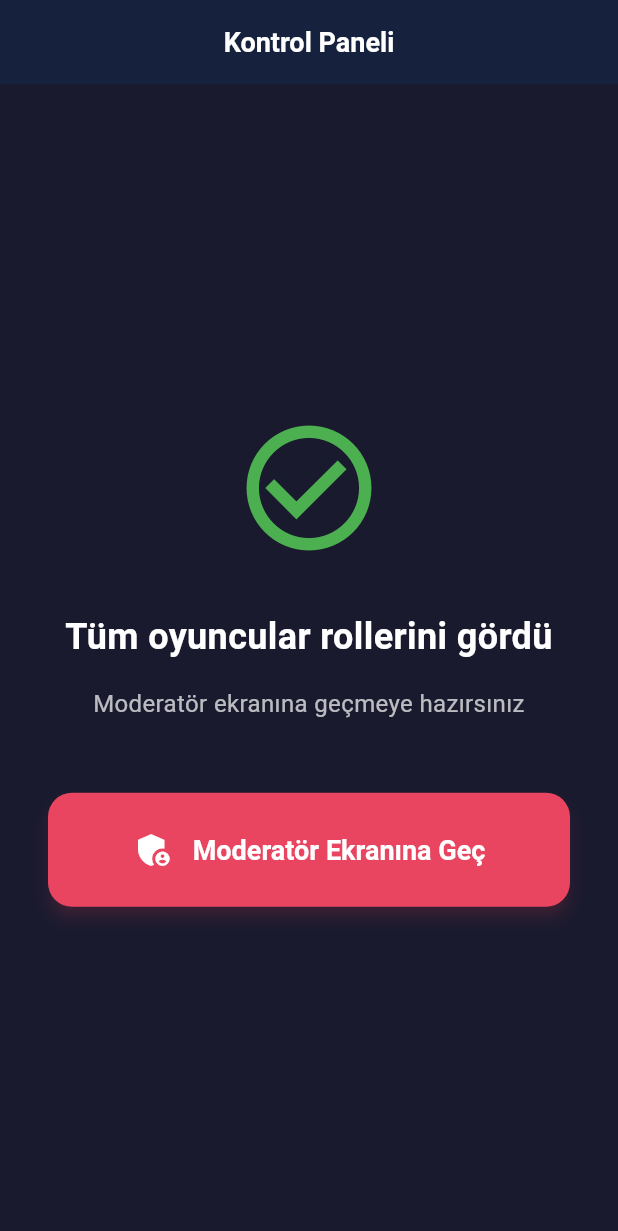
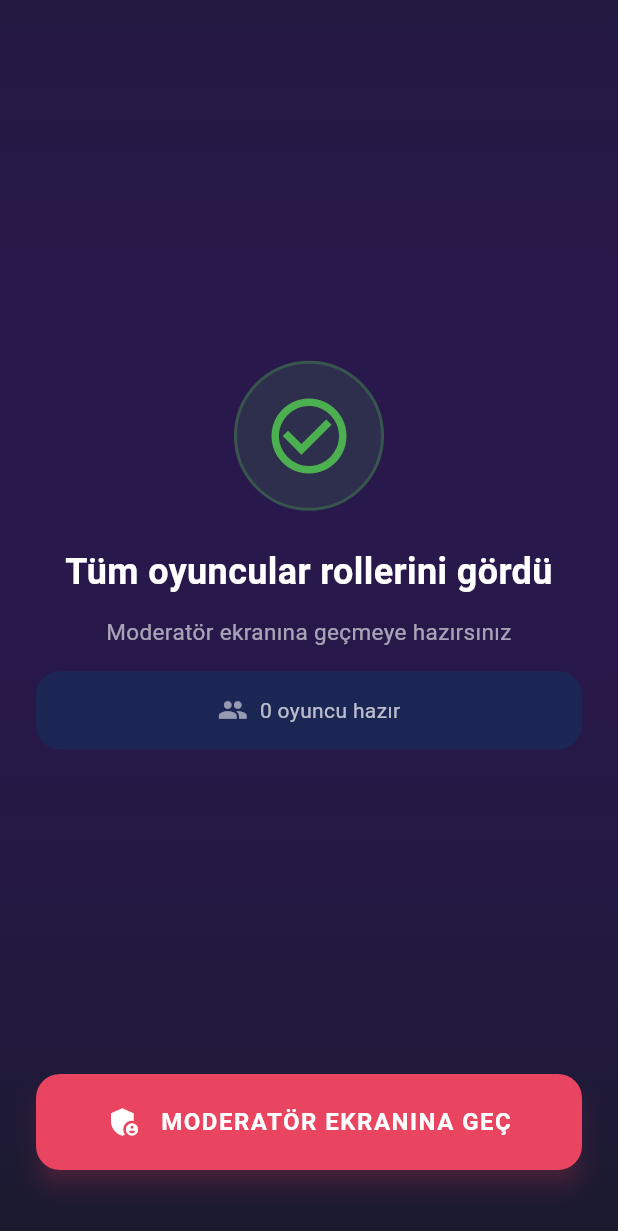
Before and after one commit to yalpyy/VampireandvillageApp, a Flutter app: the AdminControlScreen screen opened by its route, on a phone screen of 412 x 824 dp. Shown: the top 1231 px of the screen. Run offline on Flutter 3.47's test engine with Material 3 defaults, Android fonts, the phone set to English and light mode, and no system bars; our stand-ins replace audioplayers, google_mobile_ads, in_app_purchase, shared_preferences; accounts and stored records are empty.

Commit message:
auto-commit for c76e055f-e63e-4419-96a5-6ae72fc8e099

```diff
--- a/lib/screens/admin_control_screen.dart
+++ b/lib/screens/admin_control_screen.dart
@@ -1,8 +1,7 @@
 import 'package:flutter/material.dart';
 import 'package:provider/provider.dart';
 import '../providers/game_provider.dart';
-import '../models/game_state.dart';
-import '../services/sound_service.dart';
+import '../utils/app_theme.dart';
 import '../utils/localization_helper.dart';
 
 class AdminControlScreen extends StatelessWidget {
@@ -14,24 +13,44 @@ class AdminControlScreen extends StatelessWidget {
     final l = LocalizationHelper.of(context);
 
     return Scaffold(
-      backgroundColor: const Color(0xFF1A1A2E),
-      appBar: AppBar(
-        backgroundColor: const Color(0xFF16213E),
-        title: Text(l.controlPanel, style: const TextStyle(color: Colors.white)),
-        automaticallyImplyLeading: false,
+      backgroundColor: AppTheme.darkBg,
+      body: Container(
+        decoration: BoxDecoration(
+          gradient: LinearGradient(
+            begin: Alignment.topCenter,
+            end: Alignment.bottomCenter,
+            colors: [
+              AppTheme.darkPurple.withOpacity(0.2),
+              AppTheme.darkBg,
+            ],
           ),
-      body: SafeArea(
+        ),
+        child: SafeArea(
           child: Padding(
-          padding: const EdgeInsets.all(32),
+            padding: const EdgeInsets.all(AppTheme.spacingXl),
             child: Column(
               mainAxisAlignment: MainAxisAlignment.center,
               children: [
-              const Icon(
+                const Spacer(),
+                // Success icon
+                Container(
+                  width: 100,
+                  height: 100,
+                  decoration: BoxDecoration(
+                    color: Colors.green.withOpacity(0.15),
+                    shape: BoxShape.circle,
+                    border: Border.all(
+                      color: Colors.green.withOpacity(0.3),
+                      width: 2,
+                    ),
+                  ),
+                  child: const Icon(
                     Icons.check_circle_outline,
-                size: 100,
+                    size: 60,
                     color: Colors.green,
                   ),
-              const SizedBox(height: 32),
+                ),
+                const SizedBox(height: AppTheme.spacingXl),
                 Text(
                   l.allPlayersSawRoles,
                   textAlign: TextAlign.center,
@@ -41,49 +60,73 @@ class AdminControlScreen extends StatelessWidget {
                     fontWeight: FontWeight.bold,
                   ),
                 ),
-              const SizedBox(height: 16),
-              const Text(
+                const SizedBox(height: AppTheme.spacingSm),
+                Text(
                   'Moderatör ekranına geçmeye hazırsınız',
                   textAlign: TextAlign.center,
                   style: TextStyle(
-                  color: Colors.white70,
-                  fontSize: 16,
+                    color: Colors.white.withOpacity(0.6),
+                    fontSize: 15,
                   ),
                 ),
-              const SizedBox(height: 48),
-              SizedBox(
-                width: double.infinity,
-                child: ElevatedButton(
-                  onPressed: () {
-                    // Go to moderator screen instead of night screen
-                    Navigator.pushReplacementNamed(context, '/moderator');
-                  },
-                  style: ElevatedButton.styleFrom(
-                    backgroundColor: const Color(0xFFE94560),
-                    padding: const EdgeInsets.symmetric(vertical: 24),
-                    shape: RoundedRectangleBorder(
-                      borderRadius: BorderRadius.circular(16),
+                const SizedBox(height: AppTheme.spacingMd),
+                // Player summary
+                Container(
+                  padding: const EdgeInsets.all(AppTheme.spacingMd),
+                  decoration: BoxDecoration(
+                    color: AppTheme.surfaceBg.withOpacity(0.5),
+                    borderRadius: BorderRadius.circular(AppTheme.radiusMd),
                   ),
-                  ),
-                  child: const Row(
+                  child: Row(
                     mainAxisAlignment: MainAxisAlignment.center,
                     children: [
-                      Icon(Icons.admin_panel_settings,
-                          color: Colors.white, size: 28),
-                      SizedBox(width: 12),
+                      const Icon(Icons.people, color: Colors.white54, size: 20),
+                      const SizedBox(width: AppTheme.spacingXs),
                       Text(
-                        'Moderatör Ekranına Geç',
-                        style: TextStyle(
-                          color: Colors.white,
-                          fontSize: 18,
-                          fontWeight: FontWeight.bold,
+                        '${gameProvider.players.length} oyuncu hazır',
+                        style: const TextStyle(
+                          color: Colors.white70,
+                          fontSize: 14,
                         ),
                       ),
                     ],
                   ),
                 ),
+                const Spacer(),
+                // CTA Button
+                ElevatedButton(
+                  onPressed: () {
+                    Navigator.pushReplacementNamed(context, '/moderator');
+                  },
+                  style: ElevatedButton.styleFrom(
+                    backgroundColor: AppTheme.primaryRed,
+                    minimumSize:
+                        const Size(double.infinity, AppTheme.buttonHeightLg),
+                    shape: RoundedRectangleBorder(
+                      borderRadius: BorderRadius.circular(AppTheme.radiusMd),
+                    ),
+                    elevation: 6,
+                    shadowColor: AppTheme.primaryRed.withOpacity(0.5),
+                  ),
+                  child: const Row(
+                    mainAxisAlignment: MainAxisAlignment.center,
+                    children: [
+                      Icon(Icons.admin_panel_settings, size: 24),
+                      SizedBox(width: AppTheme.spacingSm),
+                      Text(
+                        'MODERATÖR EKRANINA GEÇ',
+                        style: TextStyle(
+                          fontSize: 16,
+                          fontWeight: FontWeight.bold,
+                          letterSpacing: 1,
+                        ),
                       ),
                     ],
+                  ),
+                ),
+                const SizedBox(height: AppTheme.spacingLg),
+              ],
+            ),
           ),
         ),
       ),
```
Lines whose indentation alone changed are shown as unchanged.
